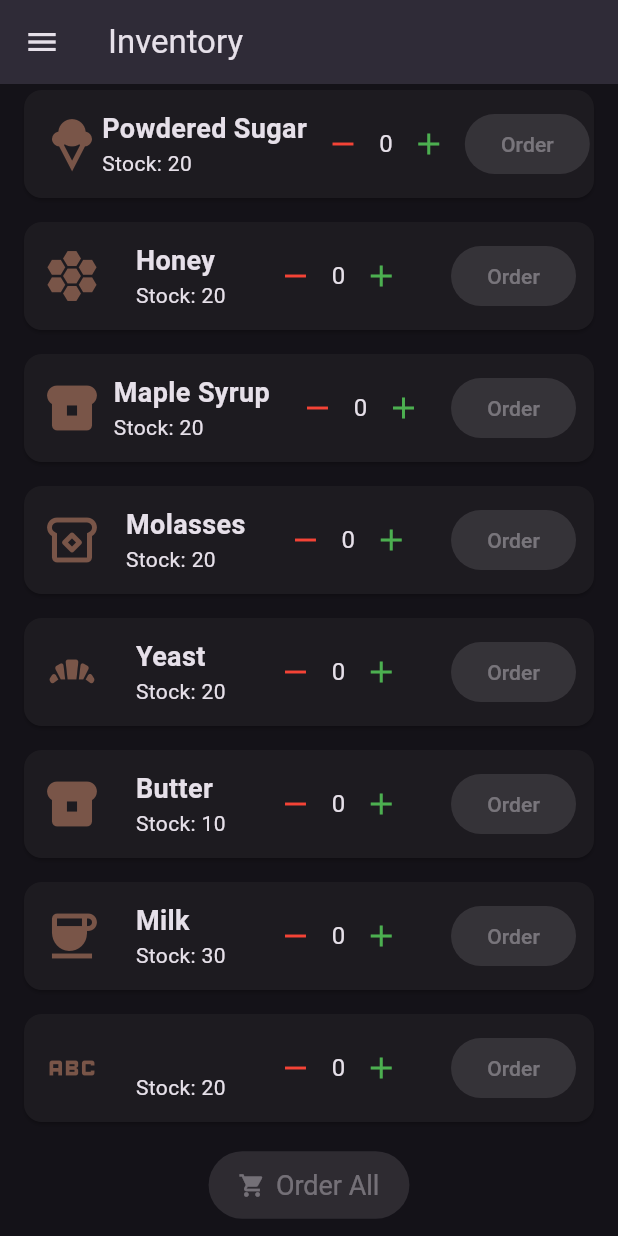
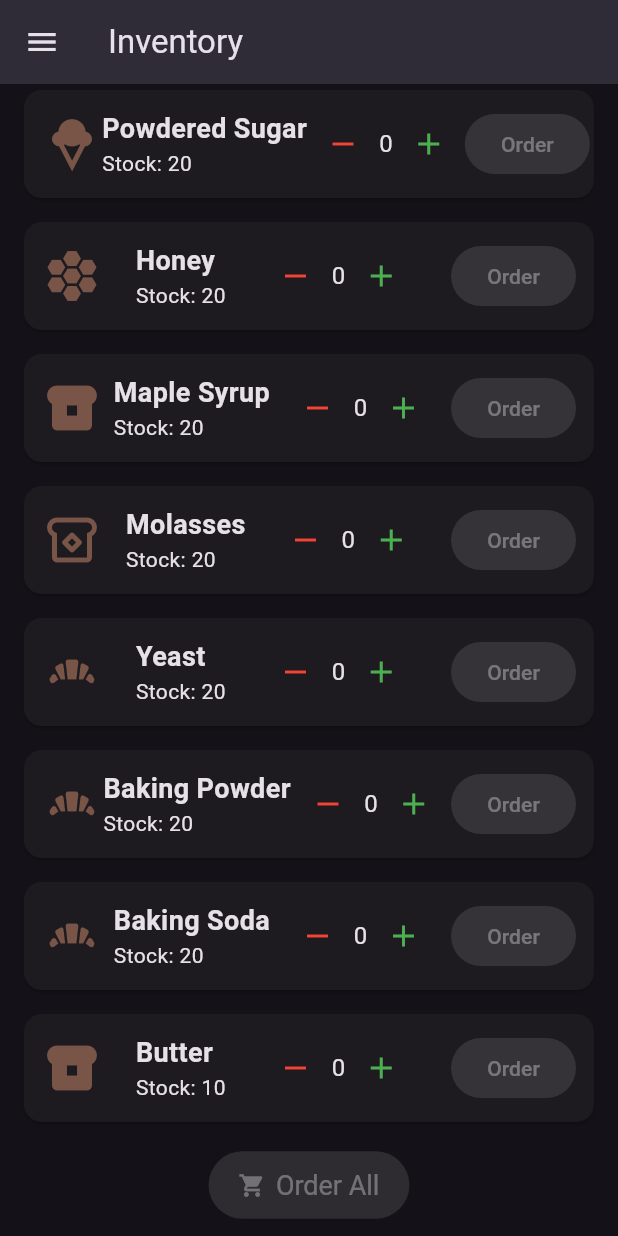
Before and after one commit to VoxMonstra/CSC-4610-Web-Warriors, a Flutter app: the InventoryPage screen opened by its route, scrolled down 796 dp, on a phone screen of 412 x 824 dp. Run offline on Flutter 3.47's test engine with Material 3 defaults, Android fonts, the light colour scheme and no system bars; our stand-ins replace google_fonts, shared_preferences; missing offline and left inert: mysql1; accounts and stored records are empty.

Commit message:
Chore: Add more items in inventory

```diff
--- a/src/lib/screens/inventory.dart
+++ b/src/lib/screens/inventory.dart
@@ -24,9 +24,22 @@ class _InventoryPageState extends State<InventoryPage> {
     {"name": "Maple Syrup", "quantity": 20, "icon": Icons.breakfast_dining, "orderQty": 0},
     {"name": "Molasses", "quantity": 20, "icon": Icons.breakfast_dining_outlined, "orderQty": 0},
     {"name": "Yeast", "quantity": 20, "icon": Icons.bakery_dining, "orderQty": 0},
+    {"name": "Baking Powder", "quantity": 20, "icon": Icons.bakery_dining, "orderQty": 0},
+    {"name": "Baking Soda", "quantity": 20, "icon": Icons.bakery_dining, "orderQty": 0},
     {"name": "Butter", "quantity": 10, "icon": Icons.breakfast_dining, "orderQty": 0},
+    {"name": "Margarine", "quantity": 20, "icon": Icons.bakery_dining, "orderQty": 0},
+    {"name": "Vegietable Oil", "quantity": 20, "icon": Icons.oil_barrel, "orderQty": 0},
+    {"name": "Shortening", "quantity": 20, "icon": Icons.bakery_dining, "orderQty": 0},
     {"name": "Milk", "quantity": 30, "icon": Icons.coffee, "orderQty": 0},
-    {"name": "", "quantity": 20, "icon": Icons.abc, "orderQty": 0},
+    {"name": "Butter Milk", "quantity": 20, "icon": Icons.coffee, "orderQty": 0},
+    {"name": "Heavy Cream", "quantity": 20, "icon": Icons.coffee, "orderQty": 0},
+    {"name": "Eggs", "quantity": 20, "icon": Icons.egg, "orderQty": 0},
+    {"name": "Salt", "quantity": 20, "icon": Icons.bakery_dining, "orderQty": 0},
+    {"name": "Vanilla Extract", "quantity": 20, "icon": Icons.bakery_dining, "orderQty": 0},
+    {"name": "Cocoa Powder", "quantity": 20, "icon": Icons.bakery_dining, "orderQty": 0},
+    {"name": "Cinnamon", "quantity": 20, "icon": Icons.bakery_dining, "orderQty": 0},
+    {"name": "Chocolate Chips", "quantity": 20, "icon": Icons.bakery_dining, "orderQty": 0},
+    {"name": "Almonds", "quantity": 20, "icon": Icons.food_bank, "orderQty": 0},
   ];
 
   void _incrementOrder(int index) {
```
